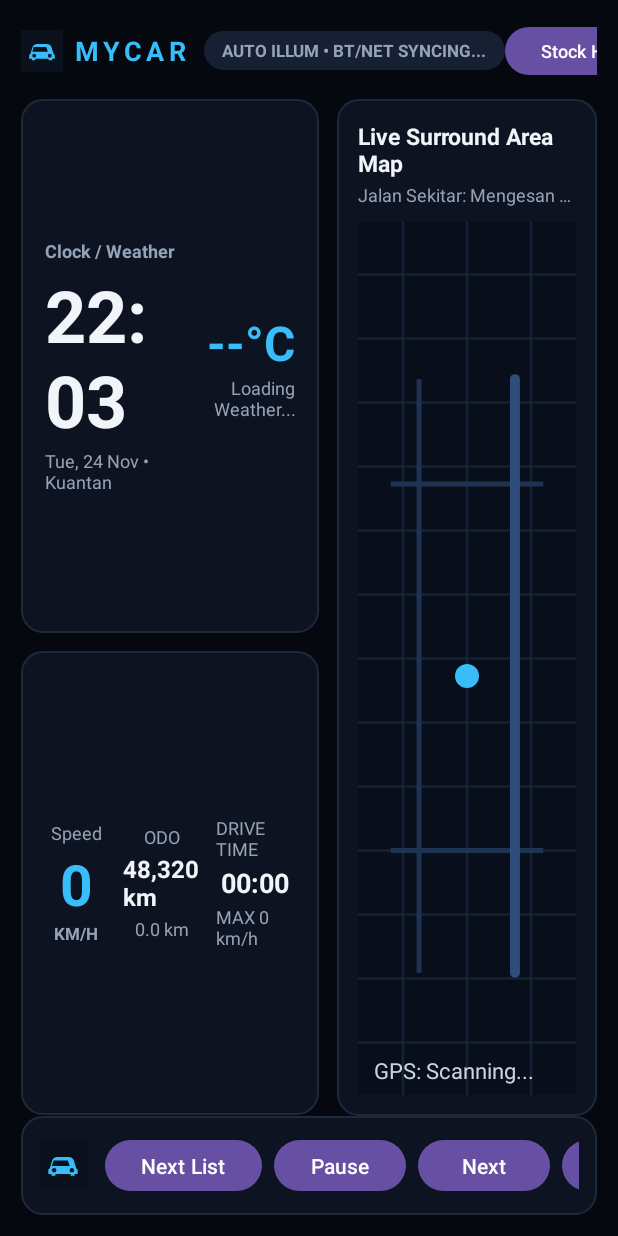
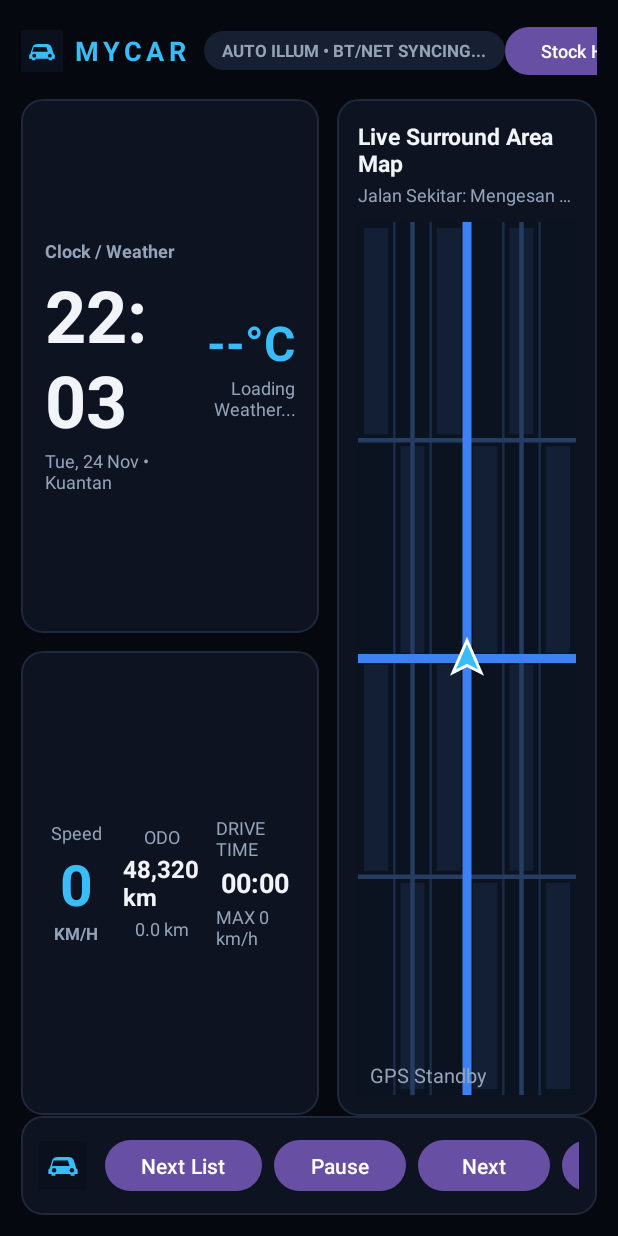
Before and after one commit to hitcombo30-coder/mycar-launcher, an Android app: the layout activity_main.xml on its own in the app's theme, with its tools: preview values and no code run, on a phone screen of 412 x 824 dp. Run offline under Robolectric (Android 15) with nearby library versions, the phone set to English and light mode, and no system bars.

Commit message:
Update SurroundAreaMapView.kt

```diff
--- a/app/src/main/java/com/mycar/launcher/SurroundAreaMapView.kt
+++ b/app/src/main/java/com/mycar/launcher/SurroundAreaMapView.kt
@@ -4,6 +4,7 @@ import android.content.Context
 import android.graphics.Canvas
 import android.graphics.Color
 import android.graphics.Paint
+import android.graphics.Path
 import android.util.AttributeSet
 import android.view.View
 
@@ -24,7 +25,13 @@ class SurroundAreaMapView @JvmOverloads constructor(
             invalidate()
         }
 
-    var areaLabel: String = "Menunggu GPS..."
+    var bearing: Float = 0f
+        set(value) {
+            field = ((value % 360f) + 360f) % 360f
+            invalidate()
+        }
+
+    var areaLabel: String = "Kuantan"
         set(value) {
             field = value
             invalidate()
@@ -36,28 +43,39 @@ class SurroundAreaMapView @JvmOverloads constructor(
             invalidate()
         }
 
+    private val blockPaint = Paint(Paint.ANTI_ALIAS_FLAG).apply {
+        style = Paint.Style.FILL
+    }
+
     private val gridPaint = Paint(Paint.ANTI_ALIAS_FLAG).apply {
         strokeWidth = 2.5f
         style = Paint.Style.STROKE
     }
 
     private val roadPaint = Paint(Paint.ANTI_ALIAS_FLAG).apply {
-        strokeWidth = 10f
+        strokeWidth = 9f
         style = Paint.Style.STROKE
         strokeCap = Paint.Cap.ROUND
     }
 
     private val subRoadPaint = Paint(Paint.ANTI_ALIAS_FLAG).apply {
-        strokeWidth = 5f
+        strokeWidth = 4.5f
         style = Paint.Style.STROKE
+        strokeCap = Paint.Cap.ROUND
+    }
+
+    private val arrowFillPaint = Paint(Paint.ANTI_ALIAS_FLAG).apply {
+        style = Paint.Style.FILL
+    }
+
+    private val arrowBorderPaint = Paint(Paint.ANTI_ALIAS_FLAG).apply {
+        style = Paint.Style.STROKE
+        strokeWidth = 3f
+        color = Color.WHITE
     }
 
     private val textPaint = Paint(Paint.ANTI_ALIAS_FLAG).apply {
-        textSize = 22f
-    }
-
-    private val pinPaint = Paint(Paint.ANTI_ALIAS_FLAG).apply {
-        style = Paint.Style.FILL
+        textSize = 20f
     }
 
     override fun onDraw(canvas: Canvas) {
@@ -66,43 +84,84 @@ class SurroundAreaMapView @JvmOverloads constructor(
         val h = height.toFloat()
         if (w <= 0f || h <= 0f) return
 
-        canvas.drawColor(if (isNightMode) Color.parseColor("#080E1A") else Color.parseColor("#DCE6F0"))
+        val bgColor = if (isNightMode) Color.parseColor("#0B1220") else Color.parseColor("#DCE6F0")
+        val blockColor = if (isNightMode) Color.parseColor("#131F35") else Color.parseColor("#CBD8E6")
+        val gridColor = if (isNightMode) Color.parseColor("#1B2C49") else Color.parseColor("#B6C7DA")
+        val subRoadColor = if (isNightMode) Color.parseColor("#253C63") else Color.parseColor("#FFFFFF")
+        val roadColor = if (isNightMode) Color.parseColor("#3B82F6") else Color.parseColor("#2563EB")
+        val arrowColor = if (isNightMode) Color.parseColor("#38BDF8") else Color.parseColor("#0284C7")
+        val infoColor = if (isNightMode) Color.parseColor("#94A3B8") else Color.parseColor("#334155")
 
-        gridPaint.color = if (isNightMode) Color.parseColor("#142238") else Color.parseColor("#C5D3E2")
-        subRoadPaint.color = if (isNightMode) Color.parseColor("#1E3252") else Color.parseColor("#FFFFFF")
-        roadPaint.color = if (isNightMode) Color.parseColor("#2E4D7B") else Color.parseColor("#93C5FD")
-        textPaint.color = if (isNightMode) Color.parseColor("#CBD5E1") else Color.parseColor("#1E293B")
+        canvas.drawColor(bgColor)
 
-        val step = 64f
-        var x = (w * 0.5f) % step
-        while (x < w) {
-            canvas.drawLine(x, 0f, x, h, gridPaint)
-            x += step
-        }
-        var y = (h * 0.5f) % step
-        while (y < h) {
-            canvas.drawLine(0f, y, w, y, gridPaint)
-            y += step
+        val cols = 6
+        val rows = 4
+        val dx = w / cols
+        val dy = h / rows
+
+        // Subtle urban blocks around intersections
+        blockPaint.color = blockColor
+        for (r in 0 until rows) {
+            for (c in 0 until cols) {
+                if ((r + c) % 2 == 0) {
+                    canvas.drawRect(
+                        c * dx + 6f,
+                        r * dy + 6f,
+                        (c + 1) * dx - 6f,
+                        (r + 1) * dy - 6f,
+                        blockPaint
+                    )
+                }
+            }
         }
 
-        // Surrounding block roads
-        canvas.drawLine(w * 0.15f, h * 0.30f, w * 0.85f, h * 0.30f, subRoadPaint)
-        canvas.drawLine(w * 0.15f, h * 0.72f, w * 0.85f, h * 0.72f, subRoadPaint)
-        canvas.drawLine(w * 0.28f, h * 0.18f, w * 0.28f, h * 0.86f, subRoadPaint)
-        canvas.drawLine(w * 0.72f, h * 0.18f, w * 0.72f, h * 0.86f, roadPaint)
+        gridPaint.color = gridColor
+        for (i in 1 until cols) {
+            val x = i * dx
+            canvas.drawLine(x, 0f, x, h, gridPaint)
+        }
+        for (j in 1 until rows) {
+            val y = j * dy
+            canvas.drawLine(0f, y, w, y, gridPaint)
+        }
 
+        // Surrounding roads
+        subRoadPaint.color = subRoadColor
+        canvas.drawLine(0f, h * 0.25f, w, h * 0.25f, subRoadPaint)
+        canvas.drawLine(0f, h * 0.75f, w, h * 0.75f, subRoadPaint)
+        canvas.drawLine(w * 0.25f, 0f, w * 0.25f, h, subRoadPaint)
+        canvas.drawLine(w * 0.75f, 0f, w * 0.75f, h, subRoadPaint)
+
+        // Main axes through center
+        roadPaint.color = roadColor
+        canvas.drawLine(0f, h * 0.5f, w, h * 0.5f, roadPaint)
+        canvas.drawLine(w * 0.5f, 0f, w * 0.5f, h, roadPaint)
+
+        // Vehicle directional arrow rotated by GPS bearing
         val cx = w * 0.5f
-        val cy = h * 0.52f
+        val cy = h * 0.5f
+        canvas.save()
+        canvas.translate(cx, cy)
+        canvas.rotate(bearing)
 
-        // Current position dot (no direction arrow or ahead text)
-        pinPaint.color = if (isNightMode) Color.parseColor("#38BDF8") else Color.parseColor("#0284C7")
-        canvas.drawCircle(cx, cy, 12f, pinPaint)
+        val arrowPath = Path().apply {
+            moveTo(0f, -18f)
+            lineTo(14f, 14f)
+            lineTo(0f, 7f)
+            lineTo(-14f, 14f)
+            close()
+        }
+        arrowFillPaint.color = arrowColor
+        canvas.drawPath(arrowPath, arrowFillPaint)
+        canvas.drawPath(arrowPath, arrowBorderPaint)
+        canvas.restore()
 
+        textPaint.color = infoColor
         val coordText = if (latitude != null && longitude != null) {
-            String.format("%.4f, %.4f", latitude, longitude)
+            String.format("%.4f, %.4f  •  %.0f°", latitude, longitude, bearing)
         } else {
-            "GPS: Scanning..."
+            "GPS Standby"
         }
-        canvas.drawText(coordText, 16f, h - 16f, textPaint)
+        canvas.drawText(coordText, 12f, h - 12f, textPaint)
     }
 }
```
